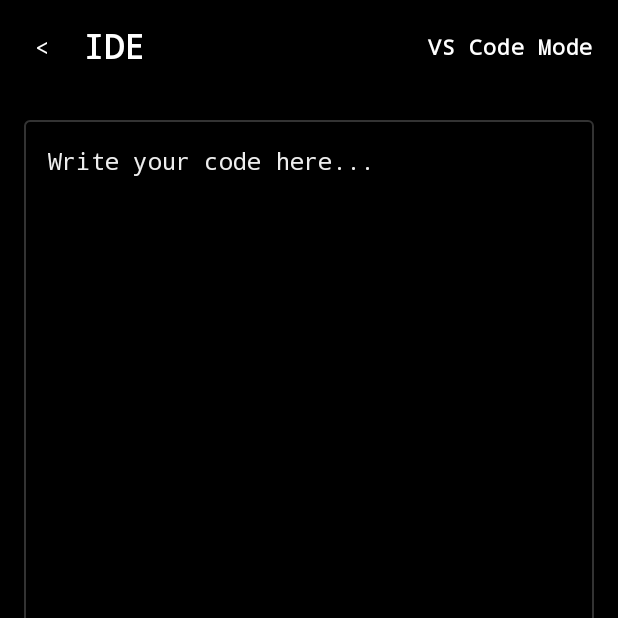
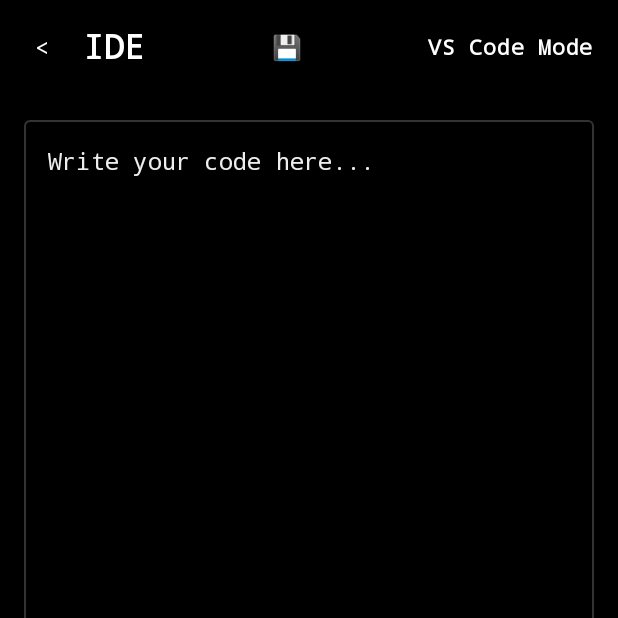
Before and after one commit to sayandhsr/CultCode, an Android app built with Jetpack Compose: the composable IdeScreen called with empty values, on a phone screen of 412 x 824 dp, the top half of it. Run offline under Robolectric (Android 15) with nearby library versions, the light colour scheme and no system bars; our stand-ins replace Navigation 3.

Commit message:
Add explicit save button in IDE & re-compile APK

```diff
--- a/app/src/main/java/com/cultcode/ui/ide/IdeScreen.kt
+++ b/app/src/main/java/com/cultcode/ui/ide/IdeScreen.kt
@@ -44,6 +44,7 @@ fun IdeScreen(initialLanguage: String, onNavigate: (NavKey) -> Unit) {
                 navigationIcon = { IconButton(onClick = { onNavigate(com.cultcode.Home) }) { Text("<") } },
                 title = { Text("IDE") },
                 actions = {
+                    IconButton(onClick = { android.widget.Toast.makeText(context, "Code saved to local workspace!", android.widget.Toast.LENGTH_SHORT).show() }) { Text("💾") }
                     Box {
                         TextButton(onClick = { expanded = true }) {
                             Text(language)
```
Also changed, not shown: 1 other file.
